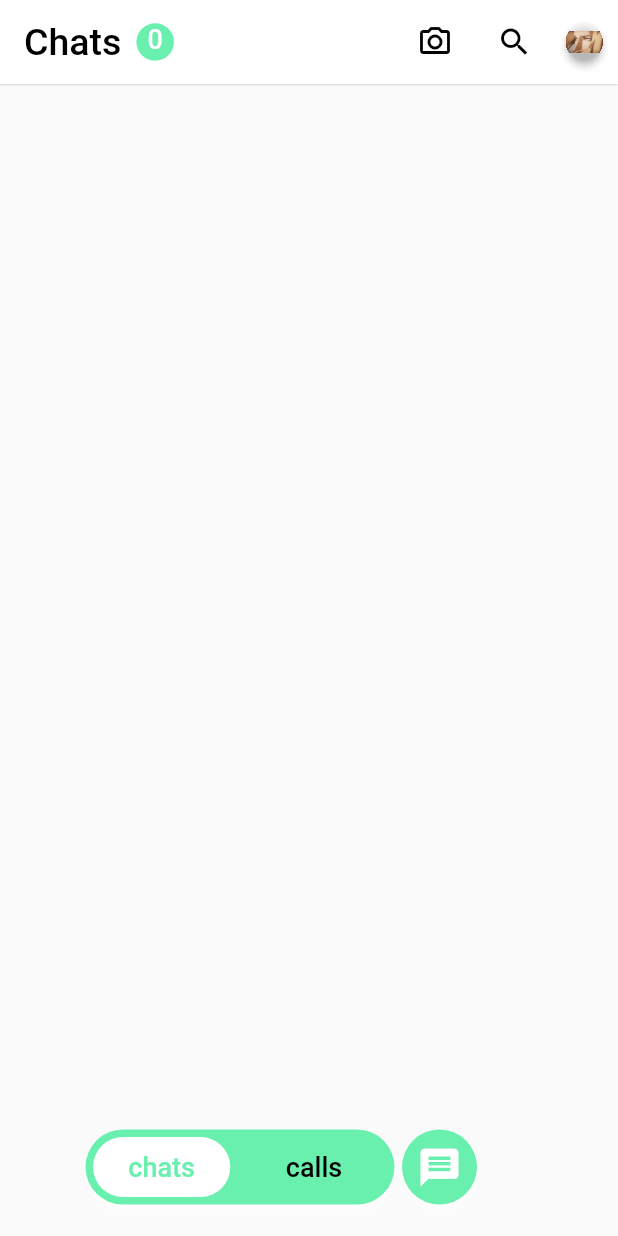
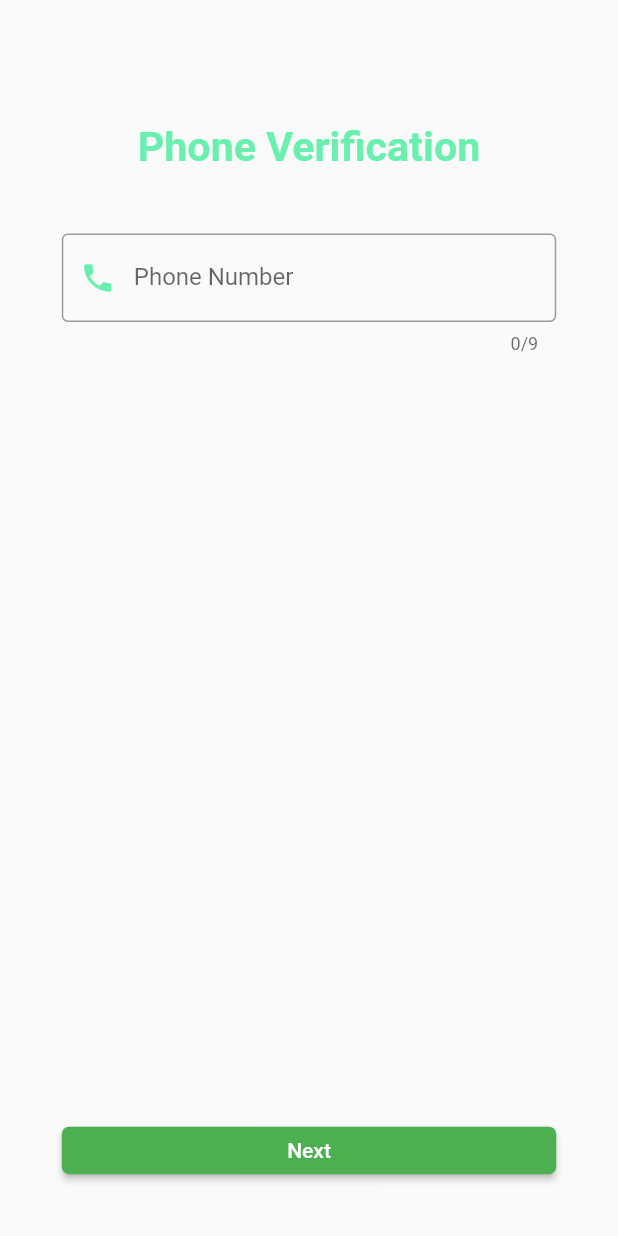
Before and after one commit to Edmond22-prog/messenger_app, a Flutter app: the screen it shows after launch, on a phone screen of 412 x 824 dp. Run offline on Flutter 3.47's test engine with Material 2 defaults, Android fonts, the phone set to English and light mode, and no system bars; our stand-ins replace cloud_firestore, firebase_auth, firebase_core, font_awesome_flutter, get, image_picker and 6 more; missing offline and left inert: record; accounts and stored records are empty.

Commit message:
+authentification

```diff
--- /dev/null
+++ b/app/projetMessagerie/lib/authentification/controllers/authentication/register_controller.dart
@@ -0,0 +1,29 @@
+import 'package:flutter/widgets.dart';
+import 'package:get/get.dart';
+import 'package:projetmessagerie/authentification/models/user.dart';
+import 'package:projetmessagerie/authentification/repositories/authentication_repository.dart';
+import 'package:projetmessagerie/authentification/repositories/user_repository.dart';
+import 'package:projetmessagerie/authentification/ui/screens/home_page.dart';
+
+class RegisterController extends GetxController {
+  static RegisterController get instance => Get.find();
+
+  // TextField Controllers to get data from TextFields
+  final pseudo = TextEditingController();
+  final phoneNumber = TextEditingController();
+
+  // The user repository
+  final _userRepository = Get.put(UserRepository());
+
+  // Register the user to the Firestore Database
+  Future<void> createUser(User user) async {
+    await _userRepository.createUser(user);
+    Get.offAll(HomePage(pseudo: user.pseudo, phoneNumber: user.phone));
+  }
+
+  // Get phone number from user and pass it to Auth Repository for Firebase Authentication
+  void phoneAuthentication(String phoneNo) {
+    phoneNo = "+237$phoneNo";
+    AuthenticationRepository.instance.phoneAuthentication(phoneNo);
+  }
+}
--- /dev/null
+++ b/app/projetMessagerie/lib/authentification/models/user.dart
@@ -0,0 +1,18 @@
+class User {
+  final String? id;
+  final String pseudo;
+  final String phone;
+
+  const User({
+    this.id,
+    required this.pseudo,
+    required this.phone,
+  });
+
+  toJson() {
+    return {
+      "Pseudo": pseudo,
+      "Phone": phone,
+    };
+  }
+}
--- /dev/null
+++ b/app/projetMessagerie/lib/authentification/repositories/authentication_repository.dart
@@ -0,0 +1,48 @@
+import 'package:firebase_auth/firebase_auth.dart';
+import 'package:flutter/material.dart';
+import 'package:get/get.dart';
+
+class AuthenticationRepository extends GetxController {
+  static AuthenticationRepository get instance => Get.find();
+
+  // Variables
+  final _auth = FirebaseAuth.instance;
+  late final Rx<User?> firebaseUser;
+  var verificationId = ''.obs;
+
+  // Future for phone authentication
+  // This is the code who will send the OTP code to phone number if the number
+  //is correct
+  Future<void> phoneAuthentication(String phoneNumber) async {
+    await _auth.verifyPhoneNumber(
+      phoneNumber: phoneNumber,
+      verificationCompleted: (credentials) async {
+        await _auth.signInWithCredential(credentials);
+      },
+      codeSent: (verificationId, resendToken) {
+        this.verificationId.value = verificationId;
+      },
+      codeAutoRetrievalTimeout: (verificationId) {
+        this.verificationId.value = verificationId;
+      },
+      verificationFailed: (e) {
+        if (e.code == 'invalid-phone-number') {
+          // Get.snackbar('Error', 'The provided phone number is not valid.');
+          debugPrint('The provided phone number is not valid.');
+        } else {
+          // Get.snackbar('Error', 'Something went wrong, please try again later.');
+          debugPrint('Something went wrong, please try again later.');
+          debugPrint('Error code: ${e.code}');
+        }
+      },
+    );
+  }
+
+  // Future for code verification
+  // This code verify if the otp wrote by the user is the sended otp
+  Future<bool> verifyOTP(String otp) async {
+    var credentials = await _auth.signInWithCredential(PhoneAuthProvider.credential(
+        verificationId: verificationId.value, smsCode: otp));
+    return credentials.user != null ? true : false;
+  }
+}
--- /dev/null
+++ b/app/projetMessagerie/lib/authentification/ui/screens/register_page1.dart
@@ -0,0 +1,80 @@
+import 'package:flutter/material.dart';
+import 'package:get/get.dart';
+import 'package:projetmessagerie/authentification/controllers/authentication/register_controller.dart';
+import 'package:projetmessagerie/authentification/ui/screens/verification_page.dart';
+
+
+class RegisterPage1 extends StatelessWidget {
+  RegisterPage1({Key? key}) : super(key: key);
+
+  // Value who will contain the phone number
+  final _controller = Get.put(RegisterController());
+
+  @override
+  Widget build(BuildContext context) {
+    double height = MediaQuery.of(context).size.height;
+    double width = MediaQuery.of(context).size.width;
+
+    return Scaffold(
+      body: Column(
+        mainAxisAlignment: MainAxisAlignment.spaceBetween,
+        children: [
+          Column(children: [
+            Container(
+              margin: EdgeInsets.only(top: height / 10),
+              child: Center(
+                child: Text('Phone Verification',
+                    style: TextStyle(
+                      color: Colors.greenAccent,
+                      fontSize: width / 15,
+                      fontWeight: FontWeight.bold,
+                    )),
+              ),
+            ),
+            Container(
+              margin: EdgeInsets.only(
+                  top: width / 10, right: width / 10, left: width / 10),
+              child: TextField(
+                cursorColor: Colors.greenAccent,
+                decoration: const InputDecoration(
+                  border: OutlineInputBorder(),
+                  labelText: 'Phone Number',
+                  hintText: 'Enter your phone number',
+                  prefixIcon: Icon(Icons.phone,color: Colors.greenAccent,),
+                  prefix: Text('+237 '),
+                ),
+                keyboardType: TextInputType.phone,
+                maxLength: 9,
+                controller: _controller.phoneNumber,
+                onChanged: (value) {
+                  debugPrint(value);
+                },
+              ),
+            )
+          ]),
+          Container(
+            margin: EdgeInsets.all(width / 10),
+            width: double.infinity,
+            height: width / 13,
+            child: ElevatedButton(
+              style: ElevatedButton.styleFrom(
+                shape: RoundedRectangleBorder(
+                  borderRadius: BorderRadius.circular(5),
+                ),
+              ),
+              onPressed: () {
+                // Do the phone authentication
+                Get.put(RegisterController())
+                    .phoneAuthentication(_controller.phoneNumber.text.trim());
+                // Navigate to the verification page
+                Get.to(() => VerificationPage(
+                  phoneNumber: _controller.phoneNumber.text));
+              },
+              child: const Text('Next'),
+            ),
+          ),
+        ],
+      ),
+    );
+  }
+}
--- a/app/projetMessagerie/lib/main.dart
+++ b/app/projetMessagerie/lib/main.dart
@@ -1,7 +1,14 @@
 import 'package:flutter/material.dart';
+import 'package:firebase_core/firebase_core.dart';
+import 'package:get/get.dart';
+import 'package:projetmessagerie/authentification/firebase_options.dart';
+import 'package:projetmessagerie/authentification/repositories/authentication_repository.dart';
+import 'package:projetmessagerie/authentification/ui/screens/register_page1.dart';
+import 'package:projetmessagerie/authentification/ui/screens/register_page2.dart';
 import 'package:projetmessagerie/ui/home.dart';
-import 'package:projetmessagerie/ui/messagerie.dart';
+import 'package:shared_preferences/shared_preferences.dart';
 
+/*
 void main() {
   runApp(const MyApp());
 }
@@ -20,4 +27,51 @@ class MyApp extends StatelessWidget {
 
     );
   }
+}*/
+
+
+Future<void> main() async {
+
+  // Initialization for Firebase
+  WidgetsFlutterBinding.ensureInitialized();
+  await Firebase.initializeApp(options: DefaultFirebaseOptions.currentPlatform)
+      .then((value) => Get.put(AuthenticationRepository()));
+  runApp(const MyApp());
 }
+
+class MyApp extends StatelessWidget {
+  const MyApp({super.key});
+
+
+  // This widget is the root of your application.
+  @override
+  Widget build(BuildContext context) {
+
+    return GetMaterialApp(
+      themeMode: ThemeMode.system,
+      defaultTransition: Transition.leftToRightWithFade,
+      theme: ThemeData(
+        primarySwatch: Colors.green,
+      ),debugShowCheckedModeBanner: false,
+      transitionDuration: const Duration(milliseconds: 500),
+      home: new FutureBuilder<SharedPreferences>(
+    future: SharedPreferences.getInstance(),
+    builder:
+    (BuildContext context, AsyncSnapshot<SharedPreferences> snapshot) {
+    switch (snapshot.connectionState) {
+    case ConnectionState.none:
+    case ConnectionState.waiting:
+    //return new RegisterPage1();
+    default:
+    if (snapshot.data?.getBool("welcome") != null) {
+    return new HomeConvPage(title: 'Message Me');
+    } else {
+      snapshot.data?.setBool('welcome', true);
+      return new RegisterPage1();
+    }
+    }
+    },
+    ),// firstTime? RegisterPage1(): const HomeConvPage(title: 'Message Me'),
+    );
+  }
+}
--- a/app/projetMessagerie/lib/ui/home.dart
+++ b/app/projetMessagerie/lib/ui/home.dart
@@ -8,13 +8,13 @@ import 'package:collection/collection.dart';
 import 'package:intl/intl.dart';
 import 'dart:math';
 
-class HomePage extends StatefulWidget {
-  const HomePage({super.key, required this.title});
+class HomeConvPage extends StatefulWidget {
+  const HomeConvPage({super.key, required this.title});
 
   final String title;
 
   @override
-  State<HomePage> createState() => _MyHomePageState();
+  State<HomeConvPage> createState() => _MyHomePageState();
 }
 
 ///////////////////////////////
@@ -75,7 +75,7 @@ class NewMessageParam{
   }
 }
 
-class _MyHomePageState extends State<HomePage> {
+class _MyHomePageState extends State<HomeConvPage> {
   //pseudo de l'utilisateur
   String pseudo =
   ["steph", "loic", "loic", "steph", "loic", "steph"][Random().nextInt(6)];
@@ -267,6 +267,7 @@ class _MyHomePageState extends State<HomePage> {
   Widget build(BuildContext context) {
     return Scaffold(
       appBar: AppBar(
+        leading: Icon(Icons.back_hand_rounded,color: Colors.white,),
         elevation: 0.5,
         shadowColor: Colors.white,
         backgroundColor: Colors.white,
```
Also changed, not shown: app/projetMessagerie/lib/authentification/controllers/authentication/verification_controller.dart (added, +14 -0 lines), app/projetMessagerie/lib/authentification/repositories/user_repository.dart (added, +29 -0 lines), app/projetMessagerie/lib/authentification/ui/screens/home_page.dart (added, +54 -0 lines), app/projetMessagerie/lib/authentification/ui/screens/register_page2.dart (added, +75 -0 lines), app/projetMessagerie/lib/authentification/ui/screens/verification_page.dart (added, +138 -0 lines), app/projetMessagerie/pubspec.yaml (+7 -0 lines), app/projetMessagerie/lib/authentification/firebase_options.dart (added), app/projetMessagerie/pubspec.lock, 6 other files.
